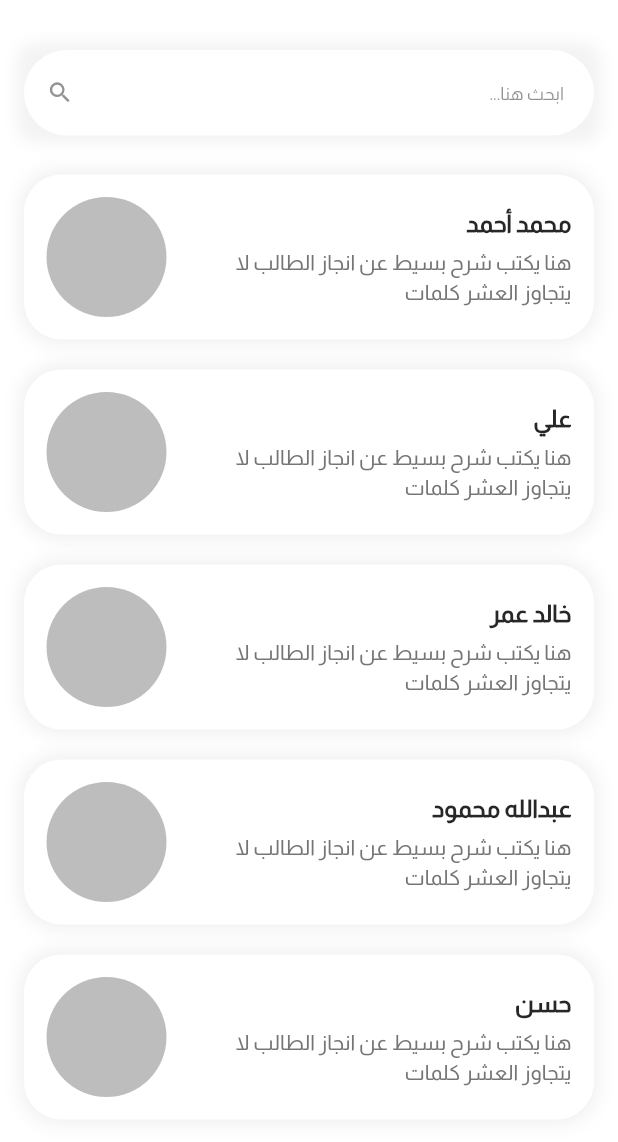
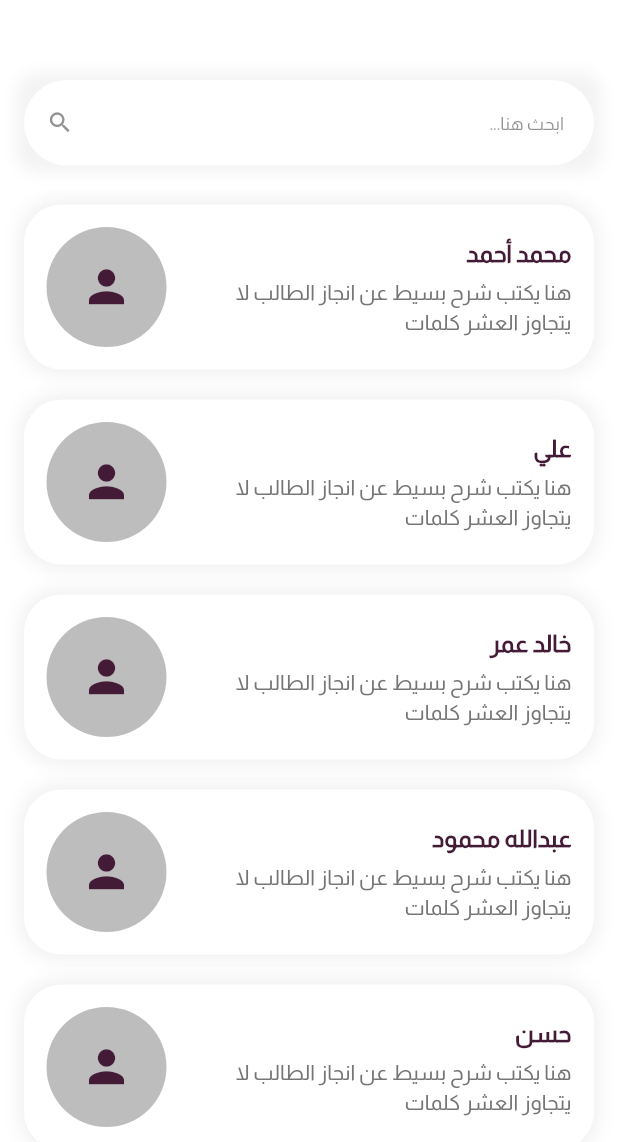
Before and after one commit to HosinAsmail/qimah_admin, a Flutter app: the StudentsScreen screen opened directly, on a phone screen of 412 x 824 dp, the part 94-1236 px from its top. Run offline on Flutter 3.47's test engine with Material 3 defaults, Android fonts, the phone set to English and light mode, and no system bars; drawn by our look-alikes of toastification; our stand-ins replace cached_network_image, convex_bottom_bar, dartz, dio, equatable, flutter_bloc and 8 more; missing offline and left inert: drop_down_list; accounts and stored records are empty; project files that could hold a hidden picture were left out.

Commit message:
improve 2

```diff
--- a/lib/view/screens/base/inside_profile/bosses_screen.dart
+++ b/lib/view/screens/base/inside_profile/bosses_screen.dart
@@ -39,7 +39,7 @@ class BossesScreen extends StatelessWidget {
         children: [
           Column(
             children: [
-              const SizedBox(height: 80),
+              const SizedBox(height: 100),
               Padding(
                 padding: const EdgeInsets.all(16.0),
                 child: CustomTextFormField(
--- a/lib/view/screens/base/inside_profile/personal_screen.dart
+++ b/lib/view/screens/base/inside_profile/personal_screen.dart
@@ -80,7 +80,7 @@ class PersonalScreen extends StatelessWidget {
                         textAlignVertical: TextAlignVertical.bottom,
                         // textStyle: const TextStyle(fontSize: 13),
                         contentPadding:
-                            const EdgeInsets.fromLTRB(20, 40, 25, 26),
+                            const EdgeInsets.fromLTRB(20, 45, 25, 24),
                         keyboardType: TextInputType.name,
                         validator: (value) {
                           return null;
--- a/lib/view/screens/base/inside_profile/rings_screen.dart
+++ b/lib/view/screens/base/inside_profile/rings_screen.dart
@@ -6,7 +6,6 @@ import 'package:qimah_admin/core/shared/top_bar.dart';
 import 'package:qimah_admin/view/widget/profile/profile_card.dart';
 
 class RingsScreen extends StatelessWidget {
-   RingsScreen({super.key});
   final List<Map<String, String>> ringsData = [
     {"title": "حلقة تحفيظ القرآن", "description": "الأستاذ محمد أحمد"},
     {"title": "حلقة التجويد", "description": "الأستاذة فاطمة علي"},
@@ -15,6 +14,7 @@ class RingsScreen extends StatelessWidget {
     {"title": "حلقة الفقه", "description": "الأستاذة زينب حسن"},
     // يمكنك إضافة المزيد من الحلقات هنا
   ];
+  RingsScreen({super.key});
   @override
   Widget build(BuildContext context) {
     return Scaffold(
@@ -23,7 +23,7 @@ class RingsScreen extends StatelessWidget {
         children: [
           Column(
             children: [
-              const SizedBox(height: 80),
+              const SizedBox(height: 100),
               Padding(
                 padding: const EdgeInsets.all(16.0),
                 child: CustomTextFormField(
@@ -41,10 +41,10 @@ class RingsScreen extends StatelessWidget {
               ),
               Expanded(
                 child: ListView.builder(
-                  itemCount:ringsData.length,
+                  itemCount: ringsData.length,
                   itemBuilder: (context, index) {
-                    return  StudentCard(
-                      title:ringsData[index]["title"]!,
+                    return StudentCard(
+                      title: ringsData[index]["title"]!,
                       description: ringsData[index]["description"]!,
                     );
                   },
--- a/lib/view/screens/base/inside_profile/students_screen.dart
+++ b/lib/view/screens/base/inside_profile/students_screen.dart
@@ -27,7 +27,30 @@ class StudentsScreen extends StatelessWidget {
       "title": "حسن",
       "description": "هنا يكتب شرح بسيط عن انجاز الطالب لا يتجاوز العشر كلمات"
     },
-
+    {
+      "title": "حسن",
+      "description": "هنا يكتب شرح بسيط عن انجاز الطالب لا يتجاوز العشر كلمات"
+    },
+    {
+      "title": "حسن",
+      "description": "هنا يكتب شرح بسيط عن انجاز الطالب لا يتجاوز العشر كلمات"
+    },
+    {
+      "title": "حسن",
+      "description": "هنا يكتب شرح بسيط عن انجاز الطالب لا يتجاوز العشر كلمات"
+    },
+    {
+      "title": "حسن",
+      "description": "هنا يكتب شرح بسيط عن انجاز الطالب لا يتجاوز العشر كلمات"
+    },
+    {
+      "title": "حسن",
+      "description": "هنا يكتب شرح بسيط عن انجاز الطالب لا يتجاوز العشر كلمات"
+    },
+    {
+      "title": "حسن",
+      "description": "هنا يكتب شرح بسيط عن انجاز الطالب لا يتجاوز العشر كلمات"
+    },
     // يمكنك إضافة المزيد من الحلقات هنا
   ];
   StudentsScreen({super.key});
@@ -39,7 +62,7 @@ class StudentsScreen extends StatelessWidget {
         children: [
           Column(
             children: [
-              const SizedBox(height: 80),
+              const SizedBox(height: 100),
               Padding(
                 padding: const EdgeInsets.all(16.0),
                 child: CustomTextFormField(
--- a/lib/view/widget/profile/profile_card.dart
+++ b/lib/view/widget/profile/profile_card.dart
@@ -1,4 +1,5 @@
 import 'package:flutter/material.dart';
+import 'package:qimah_admin/core/constant/app_color.dart';
 
 class StudentCard extends StatelessWidget {
   final String? title;
@@ -7,24 +8,28 @@ class StudentCard extends StatelessWidget {
   const StudentCard({super.key, this.title, this.description});
   @override
   Widget build(BuildContext context) {
-    return Padding(
+    return InkWell(
+      onTap: () {},
+      child: Padding(
         padding: const EdgeInsets.symmetric(horizontal: 16.0),
         child: Container(
           decoration: BoxDecoration(
             borderRadius: const BorderRadius.all(Radius.circular(25)),
             boxShadow: [
               BoxShadow(
-              color: const Color.fromARGB(159, 199, 199, 199).withOpacity(0.3),
+                color:
+                    const Color.fromARGB(159, 199, 199, 199).withOpacity(0.3),
                 spreadRadius: 2,
                 blurRadius: 10,
               ),
             ],
           ),
           margin: const EdgeInsets.symmetric(vertical: 10),
+          child: SizedBox(
             child: Container(
               decoration: const BoxDecoration(
                 borderRadius: BorderRadius.all(Radius.circular(25)),
-            color: Color.fromARGB(255, 255, 255, 255),
+                color: Colors.white,
               ),
               child: Padding(
                 padding: const EdgeInsets.all(15.0),
@@ -38,6 +43,7 @@ class StudentCard extends StatelessWidget {
                             title ?? "",
                             style: const TextStyle(
                               fontWeight: FontWeight.bold,
+                              color: AppColor.primaryColor,
                               fontSize: 16,
                             ),
                           ),
@@ -52,12 +58,19 @@ class StudentCard extends StatelessWidget {
                         ],
                       ),
                     ),
-                const SizedBox(width: 15),
+                    const SizedBox(width: 20),
                     CircleAvatar(
                       radius: 40,
                       backgroundColor: Colors.grey[400],
+                      child: const Icon(
+                        Icons.person,
+                        color: AppColor.primaryColor,
+                        size: 35,
+                      ),
                     ),
                   ],
+                ),
+              ),
             ),
           ),
         ),
```
Lines whose indentation alone changed are shown as unchanged.
